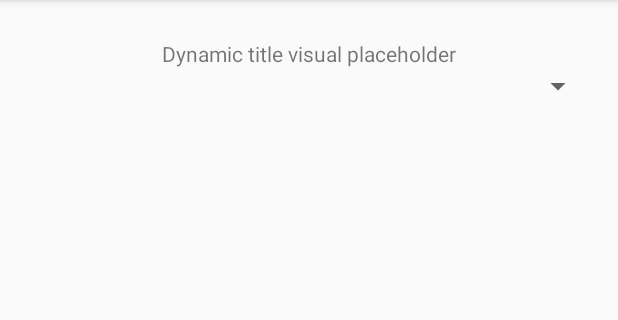
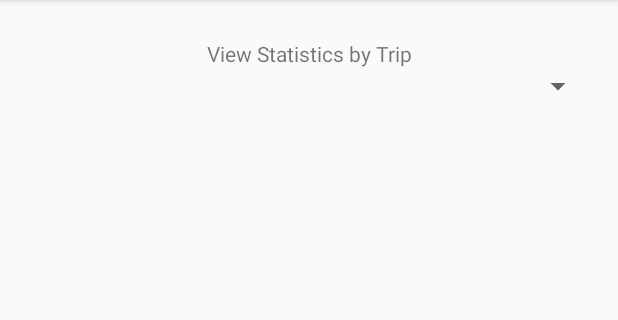
Before and after one commit to LTT-Gatech/CarCareAndroid, an Android app: the DynamicActivity screen opened directly, with no data from a screen before it, on a phone screen of 412 x 824 dp, the part 84-404 px from its top. Run offline under Robolectric (Android 15) with nearby library versions, the phone set to English and light mode, and no system bars; libraries missing offline, so code that uses them is left out: com.jjoe64.graphview.

Commit message:
Fixed Dynamic Activity behavior. Some preparation for demo.
Added unit to graph.
Fixed unsupported graph message on Home.

```diff
--- a/app/src/main/java/com/teamltt/carcare/activity/DynamicActivity.java
+++ b/app/src/main/java/com/teamltt/carcare/activity/DynamicActivity.java
@@ -38,6 +38,7 @@ import com.teamltt.carcare.model.Trip;
 import java.util.ArrayList;
 import java.util.Arrays;
 import java.util.Collections;
+import java.util.Date;
 import java.util.HashMap;
 import java.util.HashSet;
 import java.util.List;
@@ -52,8 +53,9 @@ public class DynamicActivity extends BaseActivity implements AdapterView.OnItemS
     private List<Trip> mTrips;
     private List<String> mNames;
     private ArrayAdapter<Trip> mSpinnerAdapter;
-    private RecyclerView.Adapter mGraphAdapter;
+    private MyGraphAdapter mGraphAdapter;
     private long mTripId = -1;
+    private Bundle lastArgs;
 
     public void onCreate(Bundle savedInstanceState) {
         activityContent = R.layout.activity_dynamic;
@@ -72,7 +74,7 @@ public class DynamicActivity extends BaseActivity implements AdapterView.OnItemS
         mGraphAdapter = new MyGraphAdapter(DynamicActivity.this, DynamicActivity.this, mNames);
         RecyclerView graphRecyclerView = (RecyclerView) findViewById(R.id.graph_list);
         if (graphRecyclerView != null) {
-            graphRecyclerView.setHasFixedSize(true);
+//            graphRecyclerView.setHasFixedSize(true);
             RecyclerView.LayoutManager layoutManager = new LinearLayoutManager(DynamicActivity.this);
             graphRecyclerView.setLayoutManager(layoutManager);
             graphRecyclerView.setAdapter(mGraphAdapter);
@@ -80,6 +82,7 @@ public class DynamicActivity extends BaseActivity implements AdapterView.OnItemS
 
 //        mTrips = mDbHelper.getAllTrips();
 //        Collections.sort(mTrips);
+
         mSpinnerAdapter = new ArrayAdapter<>(DynamicActivity.this, android.R.layout.simple_spinner_item, mTrips);
         mSpinnerAdapter.setDropDownViewResource(android.R.layout.simple_spinner_dropdown_item);
         Spinner spinner = (Spinner) findViewById(R.id.spinner_trips);
@@ -87,17 +90,23 @@ public class DynamicActivity extends BaseActivity implements AdapterView.OnItemS
             spinner.setAdapter(mSpinnerAdapter);
             spinner.setOnItemSelectedListener(DynamicActivity.this);
             // HACK if the above line doesn't automatically call onItemSelected, uncomment the lines below
-            /*
             if (mTrips.size() > 0) {
-                spinner.setSelection(0, false);
+                spinner.setSelection(1, false);
             }
-            */
+
         }
 
         Log.i(TAG, "mTrips: " + Arrays.toString(mTrips.toArray()));
         Log.i(TAG, "mNames: " + Arrays.toString(mNames.toArray()));
     }
-
+    @Override
+    protected void onResume() {
+        super.onResume();
+        Spinner spinner = (Spinner) findViewById(R.id.spinner_trips);
+        if (spinner != null && mTrips.size() > 0) {
+            spinner.setSelection(0, false);
+        }
+    }
     @Override
     public void onItemSelected(AdapterView<?> parent, View view, int pos, long id) {
         // this will get called on Spinner construction
@@ -119,6 +128,7 @@ public class DynamicActivity extends BaseActivity implements AdapterView.OnItemS
             Bundle args = new Bundle();
             args.putBoolean("RESET", true);
             mNames = mDbHelper.getAllNamesInTripId(mTripId);
+            mGraphAdapter.setNames(mNames);
             mGraphAdapter.notifyDataSetChanged();
 
             List<Response> responses = mDbHelper.getResponsesByTrip(mTripId);
@@ -135,8 +145,9 @@ public class DynamicActivity extends BaseActivity implements AdapterView.OnItemS
                 List<Response> currentResponses = entry.getValue();
                 Collections.sort(currentResponses);
                 args.putParcelableArrayList(ResponseContract.ResponseEntry.COLUMN_NAME_NAME + "_LIST_" + name, (ArrayList<Response>) currentResponses);
+
             }
-
+            lastArgs = args;
             notifyObservers(args);
         }
     }
@@ -151,6 +162,7 @@ public class DynamicActivity extends BaseActivity implements AdapterView.OnItemS
     @Override
     public void addObserver(IObserver observer) {
         mObservers.add(observer);
+        observer.update(this, lastArgs);
     }
 
     @Override
--- a/app/src/main/java/com/teamltt/carcare/database/DbHelper.java
+++ b/app/src/main/java/com/teamltt/carcare/database/DbHelper.java
@@ -377,7 +377,11 @@ public class DbHelper extends SQLiteOpenHelper implements IObservable {
             Date startDate, endDate;
             try {
                 startDate = sqlDateFormat.parse(startTime);
-                endDate = sqlDateFormat.parse(endTime);
+                if (endTime == null) {
+                    endDate = sqlDateFormat.parse(startTime);
+                } else {
+                    endDate = sqlDateFormat.parse(endTime);
+                }
                 trips.add(new Trip(tripId, startDate, endDate));
             } catch (ParseException e) {
                 e.printStackTrace();
--- a/app/src/main/java/com/teamltt/carcare/service/ObdBluetoothService.java
+++ b/app/src/main/java/com/teamltt/carcare/service/ObdBluetoothService.java
@@ -33,6 +33,7 @@ import com.github.pires.obd.commands.ObdCommand;
 import com.github.pires.obd.commands.SpeedCommand;
 import com.github.pires.obd.commands.engine.RPMCommand;
 import com.github.pires.obd.commands.engine.RuntimeCommand;
+import com.github.pires.obd.commands.fuel.ConsumptionRateCommand;
 import com.github.pires.obd.commands.pressure.BarometricPressureCommand;
 import com.github.pires.obd.commands.protocol.EchoOffCommand;
 import com.github.pires.obd.commands.temperature.AirIntakeTemperatureCommand;
@@ -380,6 +381,7 @@ public class ObdBluetoothService extends Service {
                     commands.add(RuntimeCommand.class);
                     commands.add(SpeedCommand.class);
                     commands.add(RPMCommand.class);
+                    commands.add(ConsumptionRateCommand.class);
 
                     for (Class<? extends ObdCommand> commandClass : commands) {
                         ObdCommand sendCommand = commandClass.newInstance();
--- a/app/src/main/res/values/strings.xml
+++ b/app/src/main/res/values/strings.xml
@@ -53,7 +53,7 @@
     <string name="button_create_new">Create New</string>
     <string name="button_back">Back</string>
     <!---Dynamic activity strings-->
-    <string name="title_dynamic">Dynamic title visual placeholder</string>
+    <string name="title_dynamic">View Statistics by Trip</string>
     <string name="button_from">From</string>
     <string name="button_to">To</string>
     <!---Reminder Info Edit strings-->
@@ -154,5 +154,6 @@
 
     <string name="export_database">Export Database</string>
     <string name="unsupported_pid_static">Unsupported Parameter on this Vehicle</string>
+    <string name="unsupported_pid_dynamic">This parameter is not supported by this vehicle.</string>
 
 </resources>
```
Also changed, not shown: app/src/main/java/com/teamltt/carcare/activity/SettingsActivity.java (+5 -2 lines), app/src/main/java/com/teamltt/carcare/fragment/MyGraphAdapter.java (+30 -6 lines), app/src/main/res/layout/fragment_graph.xml (+10 -2 lines).
